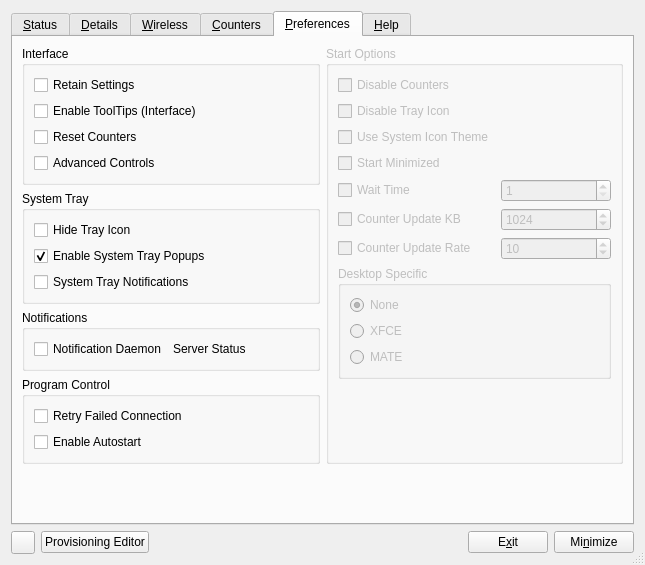
This is apps/cmstapp/code/control_box/ui/controlbox.ui in andrew-bibb/cmst as Qt 5 draws it before an edit. The edited form follows.
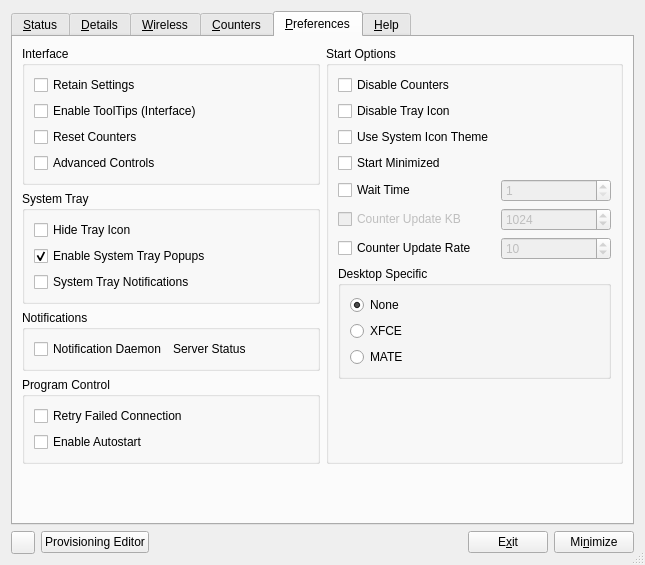
This is the edited form. The open tabs and pages were chosen to show the change. Icons and pictures are not drawn.

Patch:
```diff
--- a/apps/cmstapp/code/control_box/ui/controlbox.ui
+++ b/apps/cmstapp/code/control_box/ui/controlbox.ui
@@ -875,7 +875,7 @@
        <item row="0" column="1" rowspan="4">
         <widget class="QGroupBox" name="groupBox_startoptions">
          <property name="enabled">
-          <bool>false</bool>
+          <bool>true</bool>
          </property>
          <property name="whatsThis">
           <string>&lt;html&gt;&lt;head/&gt;&lt;body&gt;&lt;p&gt;These entries control various options for CMST at program start. &lt;/p&gt;&lt;p&gt;All of these options are available from the command line, and if a command line option is provided it will take precedence over these settings.&lt;/p&gt;&lt;/body&gt;&lt;/html&gt;</string>
```
Left out of the diff: 5 changed lines with no effect on the pictures.
